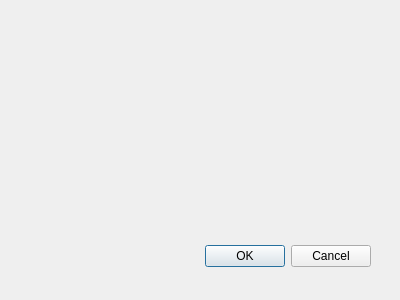
protoman/rockbot, file editor/mainwindow_tab/anim/animpackimport.ui: the form before one commit.
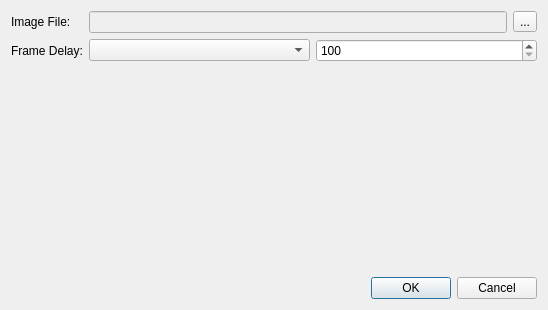
The form after the commit.

Commit message: - start importer of animation tiles on a single image

The edit to the form file:
```diff
--- a/editor/mainwindow_tab/anim/animpackimport.ui
+++ b/editor/mainwindow_tab/anim/animpackimport.ui
@@ -8,29 +8,94 @@
    <rect>
     <x>0</x>
     <y>0</y>
-    <width>400</width>
-    <height>300</height>
+    <width>548</width>
+    <height>310</height>
    </rect>
   </property>
   <property name="windowTitle">
    <string>Dialog</string>
   </property>
-  <widget class="QDialogButtonBox" name="buttonBox">
-   <property name="geometry">
-    <rect>
-     <x>30</x>
-     <y>240</y>
-     <width>341</width>
-     <height>32</height>
-    </rect>
-   </property>
-   <property name="orientation">
-    <enum>Qt::Horizontal</enum>
-   </property>
-   <property name="standardButtons">
-    <set>QDialogButtonBox::Cancel|QDialogButtonBox::Ok</set>
-   </property>
-  </widget>
+  <layout class="QGridLayout" name="gridLayout">
+   <item row="2" column="0">
+    <widget class="QDialogButtonBox" name="buttonBox">
+     <property name="orientation">
+      <enum>Qt::Horizontal</enum>
+     </property>
+     <property name="standardButtons">
+      <set>QDialogButtonBox::Cancel|QDialogButtonBox::Ok</set>
+     </property>
+    </widget>
+   </item>
+   <item row="1" column="0">
+    <spacer name="verticalSpacer">
+     <property name="orientation">
+      <enum>Qt::Vertical</enum>
+     </property>
+     <property name="sizeHint" stdset="0">
+      <size>
+       <width>20</width>
+       <height>40</height>
+      </size>
+     </property>
+    </spacer>
+   </item>
+   <item row="0" column="0">
+    <layout class="QGridLayout" name="gridLayout_2">
+     <property name="bottomMargin">
+      <number>10</number>
+     </property>
+     <item row="0" column="1">
+      <layout class="QHBoxLayout" name="horizontalLayout_2">
+       <item>
+        <widget class="QLineEdit" name="imageFilename_lineEdit">
+         <property name="enabled">
+          <bool>false</bool>
+         </property>
+        </widget>
+       </item>
+       <item>
+        <widget class="QToolButton" name="imageFilename_toolButton">
+         <property name="text">
+          <string>...</string>
+         </property>
+        </widget>
+       </item>
+      </layout>
+     </item>
+     <item row="1" column="0">
+      <widget class="QLabel" name="label_3">
+       <property name="text">
+        <string>Frame Delay:</string>
+       </property>
+      </widget>
+     </item>
+     <item row="0" column="0">
+      <widget class="QLabel" name="label">
+       <property name="text">
+        <string>Image File:</string>
+       </property>
+      </widget>
+     </item>
+     <item row="1" column="1">
+      <layout class="QHBoxLayout" name="horizontalLayout">
+       <item>
+        <widget class="QComboBox" name="frameN_comboBox"/>
+       </item>
+       <item>
+        <widget class="QSpinBox" name="frameDelay_spinBox">
+         <property name="minimum">
+          <number>100</number>
+         </property>
+         <property name="maximum">
+          <number>99999</number>
+         </property>
+        </widget>
+       </item>
+      </layout>
+     </item>
+    </layout>
+   </item>
+  </layout>
  </widget>
  <pixmapfunction/>
  <resources/>
```
Left out of the diff: 5 changed lines with no effect on the pictures. The commit also changes 2 other files.
